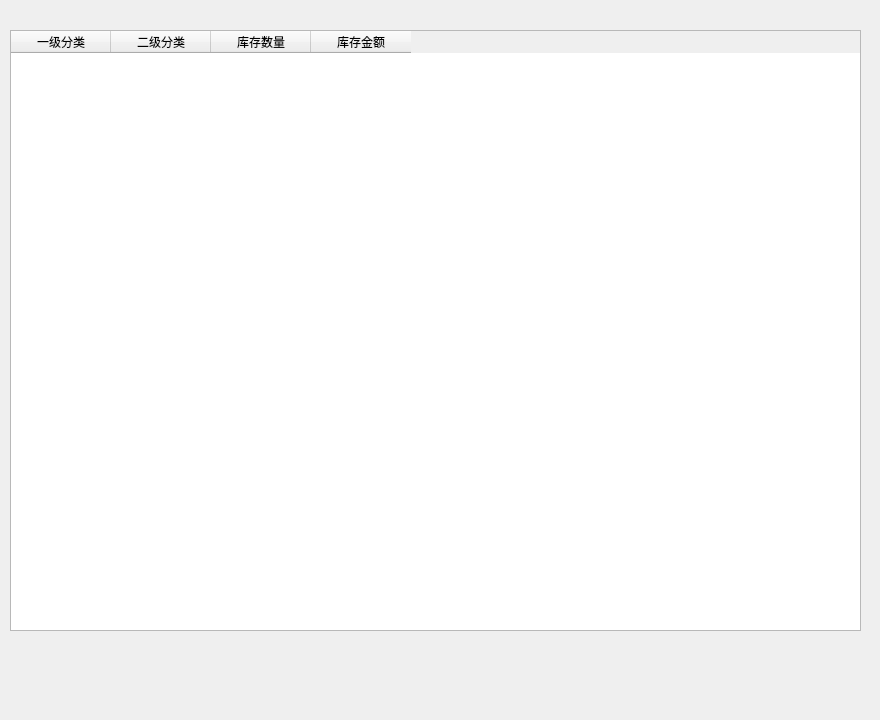
Before: the Qt Designer form View/stock/ui/ui_stock_money.ui in zgj0607/Py-store, drawn with Qt 5.
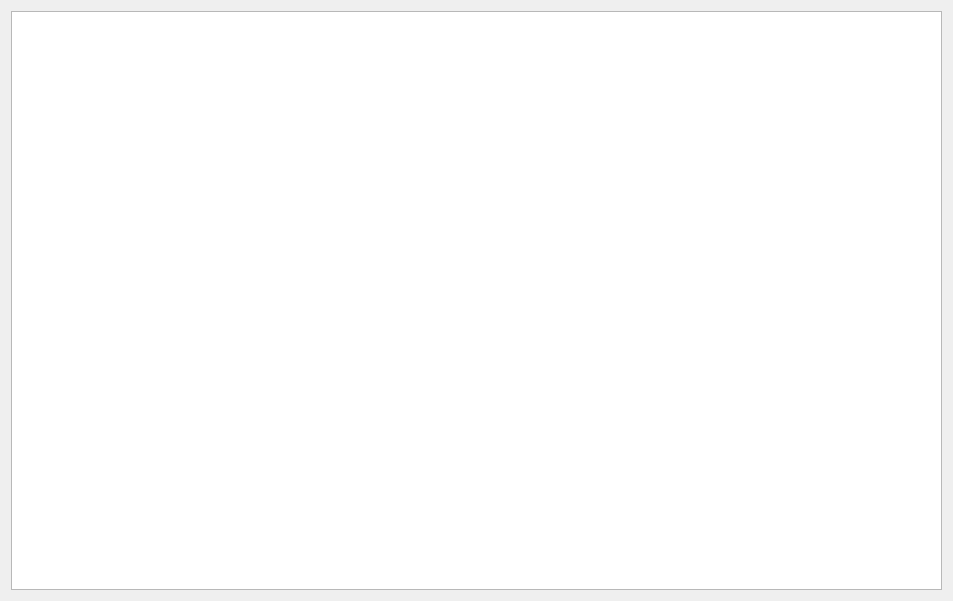
After: the same form once the commit is applied.

Commit message: 完成库存金额功能，调整进货日期，销售日期的格式，采用hyphen分割

Patch:
```diff
--- a/View/stock/ui/ui_stock_money.ui
+++ b/View/stock/ui/ui_stock_money.ui
@@ -6,43 +6,22 @@
    <rect>
     <x>0</x>
     <y>0</y>
-    <width>880</width>
-    <height>720</height>
+    <width>953</width>
+    <height>601</height>
    </rect>
   </property>
   <property name="windowTitle">
    <string>Form</string>
   </property>
-  <widget class="QTableWidget" name="tableWidget">
-   <property name="geometry">
-    <rect>
-     <x>10</x>
-     <y>30</y>
-     <width>851</width>
-     <height>601</height>
-    </rect>
-   </property>
-   <column>
-    <property name="text">
-     <string>一级分类</string>
-    </property>
-   </column>
-   <column>
-    <property name="text">
-     <string>二级分类</string>
-    </property>
-   </column>
-   <column>
-    <property name="text">
-     <string>库存数量</string>
-    </property>
-   </column>
-   <column>
-    <property name="text">
-     <string>库存金额</string>
-    </property>
-   </column>
-  </widget>
+  <layout class="QVBoxLayout" name="verticalLayout">
+   <item>
+    <widget class="QTableView" name="tableView">
+     <attribute name="verticalHeaderVisible">
+      <bool>false</bool>
+     </attribute>
+    </widget>
+   </item>
+  </layout>
  </widget>
  <resources/>
  <connections/>
```
Left out of the diff: 4 changed lines with no effect on the pictures. The commit also changes 13 other files.
